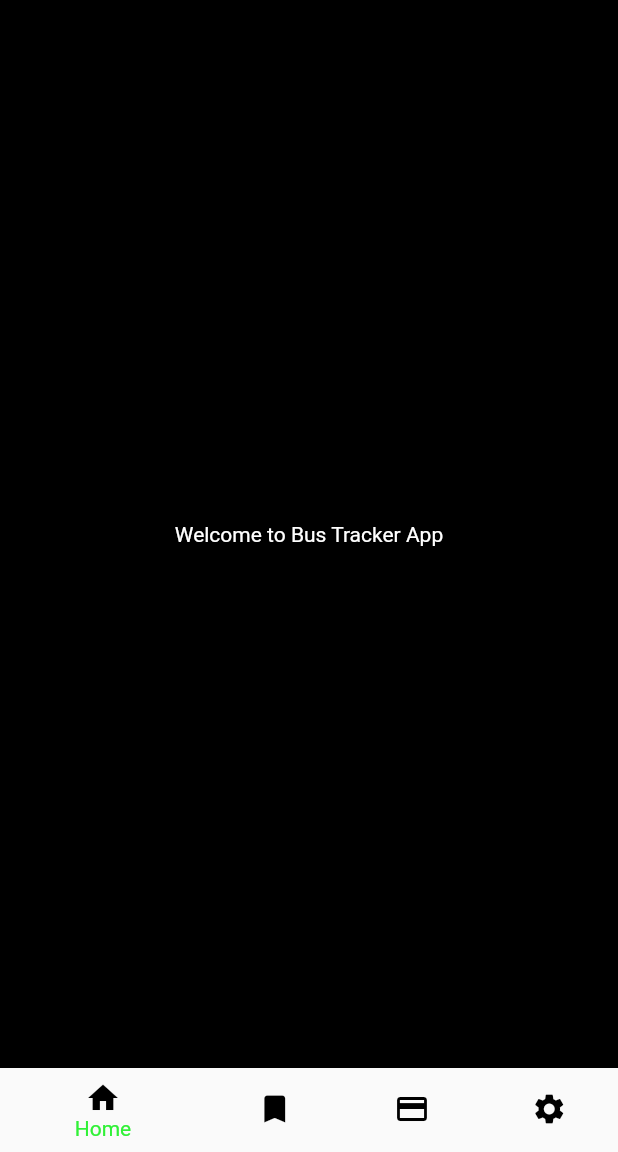
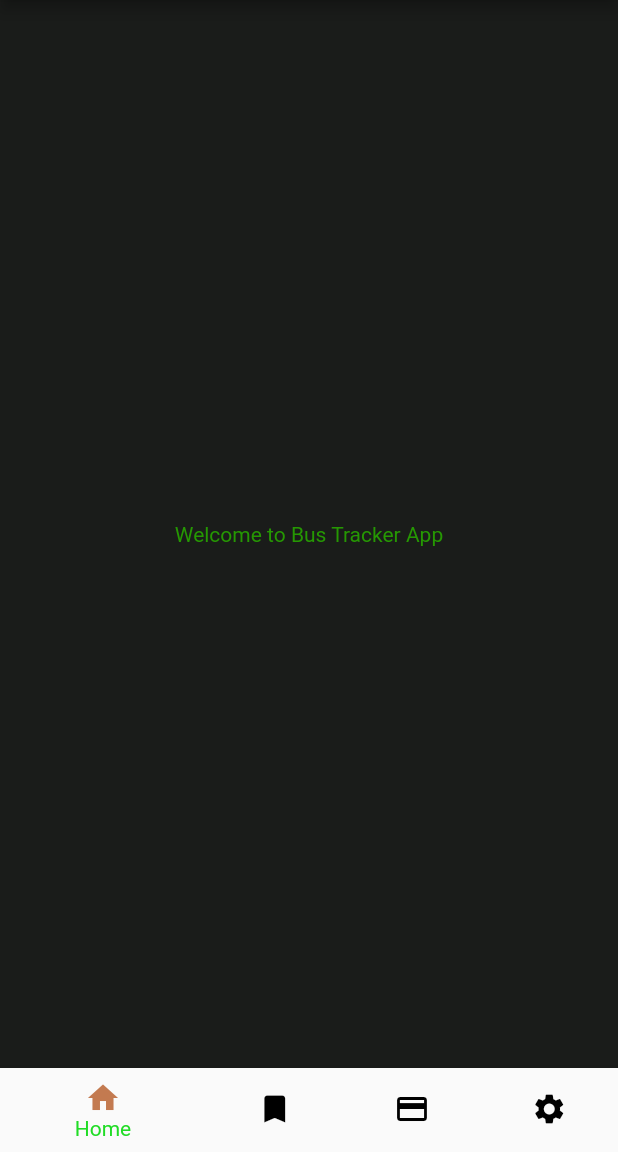
Before and after one commit to AkashSharma786/BusTracking, a Flutter app: the screen it shows after launch, on a phone screen of 412 x 824 dp, the part 84-1236 px from its top. Run offline on Flutter 3.47's test engine with Material 2 defaults, Android fonts, the phone set to English and light mode, and no system bars; our stand-ins replace google_fonts.

Commit message:
Code Separated in saparate file

```diff
--- a/lib/main.dart
+++ b/lib/main.dart
@@ -19,8 +19,10 @@ class MyApp extends StatelessWidget {
 
         primaryColor: Colors.green,
         scaffoldBackgroundColor: Colors.black,
+        secondaryHeaderColor: Color.fromARGB(0, 73, 224, 8),
         appBarTheme: AppBarTheme(
           backgroundColor: Colors.green,
+
 
         ),
         textTheme: TextTheme(
--- a/lib/pages/home_page.dart
+++ b/lib/pages/home_page.dart
@@ -1,7 +1,10 @@
 import 'package:flutter/cupertino.dart';
 import 'package:flutter/material.dart';
 import 'package:my_new_app/main.dart';
+import 'package:my_new_app/pages/home_widgets/app_bar.dart';
 import 'package:my_new_app/pages/side_bar/nav_bar.dart';
+import 'package:my_new_app/pages/home_widgets/bottom_navigation_bar.dart';
+import 'package:my_new_app/pages/home_widgets/app_bar.dart';
 
 class HomePage extends StatefulWidget {
   const HomePage({Key? key}) : super(key: key);
@@ -16,27 +19,13 @@ class HomePageState extends State<HomePage> {
   @override
   Widget build(BuildContext context) {
     return Scaffold(
-      backgroundColor: Colors.black,
-      appBar: AppBar(
-        backgroundColor: Colors.green,
-        title: TextField(
-          style: TextStyle(color: Colors.white),
-          decoration: InputDecoration(
-            hintText: "Search...",
-            hintStyle: TextStyle(color: Colors.grey),
-            border: InputBorder.none,
-          ),
-        ),
-        actions: [
-          Padding(
-            padding: const EdgeInsets.all(8.0),
-            child: CircleAvatar(
-              backgroundImage: AssetImage("assets/images/busLogo.png"),
-              radius: 20,
-            ),
-          ),
-        ],
-      ),
+
+      backgroundColor: const Color.fromARGB(0, 0, 0, 0),
+
+
+      appBar: NavBar(),
+
+
       drawer: Drawer(
         child: ListView(
           children: [
@@ -55,7 +44,7 @@ class HomePageState extends State<HomePage> {
                   Text(
                     "John Doe",
                     style: TextStyle(
-                      color: Colors.white,
+                      color: Color.fromARGB(255, 255, 255, 255),
                       fontSize: 16,
                     ),
                   ),
@@ -89,18 +78,22 @@ class HomePageState extends State<HomePage> {
           ],
         ),
       ),
+
+
       body: LayoutBuilder(
+
         builder: (BuildContext context, BoxConstraints constraints) {
           return SingleChildScrollView(
             child: ConstrainedBox(
               constraints: BoxConstraints(minHeight: constraints.maxHeight),
               child: IntrinsicHeight(
                 child: Container(
-                  color: Colors.black,
+                  color: Color.fromARGB(255, 26, 28, 26),
+
                   child: Center(
                     child: Text(
                       "Welcome to Bus Tracker App",
-                      style: TextStyle(color: Colors.white),
+                      style: TextStyle(color: Color.fromARGB(255, 37, 152, 2)),
                     ),
                   ),
                 ),
@@ -109,60 +102,15 @@ class HomePageState extends State<HomePage> {
           );
         },
       ),
-      bottomNavigationBar: BottomNavigationBar(
-          currentIndex: 0,
-          backgroundColor: Colors.black,
-          items: const <BottomNavigationBarItem>[
-            BottomNavigationBarItem(
-              icon: Icon(Icons.home, color: Colors.black),
-              label: 'Home',
-            ),
-            BottomNavigationBarItem(
-              icon: Icon(Icons.bookmark, color: Colors.black),
-              label: 'Bookmark',
-            ),
-            BottomNavigationBarItem(
-              icon: Icon(Icons.payment, color: Colors.black),
-              label: 'Payment',
-            ),
-            BottomNavigationBarItem(
-              icon: Icon(Icons.settings, color: Colors.black),
-              label: 'Settings',
-            ),
-          ],
-          selectedItemColor: Color.fromARGB(239, 35, 240, 42),
-          unselectedItemColor: Color.fromARGB(252, 0, 0, 0),
-          onTap: (int index) {
-            print(index);
-            switch (index) {
-              case 0:
-                //Navigator.pop(context);
-
-                break;
-              case 1:
-                collapse = !collapse;
-
-                Navigator.push(context, MaterialPageRoute(  builder: (context) => BottomDrawer(collapse: collapse)
-                   ));
 
 
 
 
 
-                print("Case one executed");
-                break;
 
-              case 2:
-                print(index);
-                break;
 
-              case 3:
-                print(index);
-                break;
 
-              default:
-            }
-          }),
+      bottomNavigationBar: BottomNavBar(),
     );
   }
 }
--- /dev/null
+++ b/lib/pages/home_widgets/app_bar.dart
@@ -0,0 +1,31 @@
+
+import 'package:flutter/material.dart';
+
+class NavBar extends StatelessWidget implements PreferredSizeWidget {
+  @override
+  Widget build(BuildContext context) {
+    return  AppBar(
+        backgroundColor: Colors.green,
+        title:const TextField(
+          style: TextStyle(color: Colors.white),
+          decoration: InputDecoration(
+            hintText: "Search...",
+            hintStyle: TextStyle(color: Colors.grey),
+            border: InputBorder.none,
+          ),
+        ),
+        actions: [
+          Padding(
+            padding:  EdgeInsets.all(8.0),
+            child: CircleAvatar(
+              backgroundImage: AssetImage("assets/images/busLogo.png"),
+              radius: 20,
+            ),
+          ),
+        ],
+      );
+  }
+
+  @override
+  Size get preferredSize => Size.fromHeight(kToolbarHeight);
+}
--- /dev/null
+++ b/lib/pages/home_widgets/bottom_navigation_bar.dart
@@ -0,0 +1,71 @@
+
+import 'package:flutter/material.dart';
+
+import '../side_bar/nav_bar.dart';
+
+class BottomNavBar extends StatefulWidget {
+  const BottomNavBar({super.key});
+
+  @override
+  State<BottomNavBar> createState() => BottomNavBarState();
+}
+
+class BottomNavBarState extends State<BottomNavBar> {
+  @override
+  Widget build(BuildContext context) {
+    bool collapse = false;
+
+    return  BottomNavigationBar(
+
+          backgroundColor: Color.fromARGB(255, 255, 255, 255),
+          items: const <BottomNavigationBarItem>[
+            BottomNavigationBarItem(
+              icon: Icon(Icons.home, color: Color.fromARGB(255, 195, 122, 80)),
+              label: 'Home',
+            ),
+            BottomNavigationBarItem(
+              icon: Icon(Icons.bookmark, color: Colors.black),
+              label: 'Bookmark',
+            ),
+            BottomNavigationBarItem(
+              icon: Icon(Icons.payment, color: Colors.black),
+              label: 'Payment',
+            ),
+            BottomNavigationBarItem(
+              icon: Icon(Icons.settings, color: Colors.black),
+              label: 'Settings',
+            ),
+          ],
+          selectedItemColor: Color.fromARGB(238, 17, 218, 23),
+          unselectedItemColor: Color.fromARGB(252, 0, 0, 0),
+          onTap: (int index) {
+            print(index);
+            switch (index) {
+              case 0:
+                //Navigator.pop(context);
+                break;
+              case 1:
+                collapse = !collapse;
+
+                  Navigator.push(context, MaterialPageRoute(  builder: (context) => BottomDrawer(collapse: collapse))
+
+                );
+
+
+
+                print("Case one executed");
+                break;
+
+              case 2:
+                print(index);
+                break;
+
+              case 3:
+                print(index);
+                break;
+
+              default:
+            }
+          });
+  }
+}
```
Also changed, not shown: lib/pages/side_bar/nav_bar.dart (+48 -30 lines).
